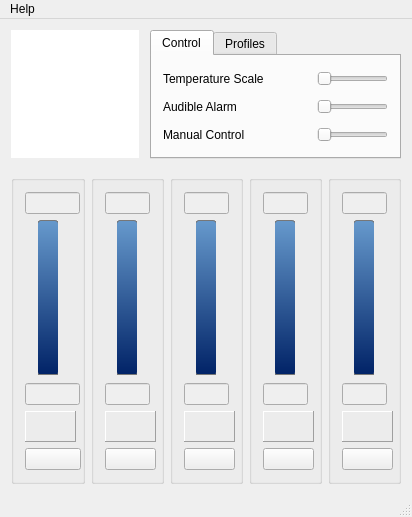
Old version of the form gui_mainwindow.ui in the repository Shub77/phoebetria-code.
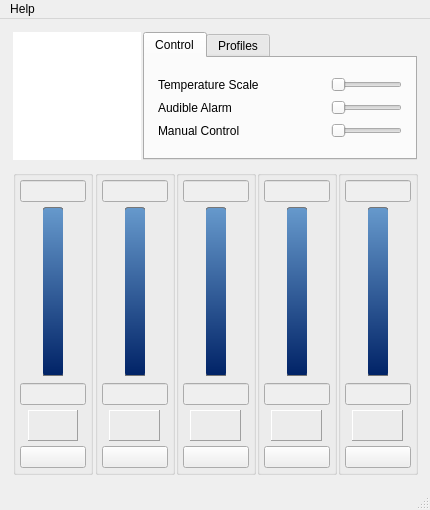
New version of the form. The open tabs and pages were chosen to show the change. Icons and pictures are not drawn.

Diff of the .ui file:
```diff
--- a/gui_mainwindow.ui
+++ b/gui_mainwindow.ui
@@ -6,20 +6,20 @@
    <rect>
     <x>0</x>
     <y>0</y>
-    <width>412</width>
-    <height>517</height>
+    <width>430</width>
+    <height>510</height>
    </rect>
   </property>
   <property name="sizePolicy">
-   <sizepolicy hsizetype="MinimumExpanding" vsizetype="MinimumExpanding">
+   <sizepolicy hsizetype="Expanding" vsizetype="Expanding">
     <horstretch>0</horstretch>
     <verstretch>0</verstretch>
    </sizepolicy>
   </property>
   <property name="minimumSize">
    <size>
-    <width>409</width>
-    <height>487</height>
+    <width>430</width>
+    <height>510</height>
    </size>
   </property>
   <property name="windowTitle">
@@ -35,15 +35,17 @@
   <widget class="QWidget" name="centralWidget">
    <layout class="QVBoxLayout" name="verticalLayout_9">
     <item>
-     <layout class="QHBoxLayout" name="horizontalLayout_22">
-      <item>
-       <layout class="QHBoxLayout" name="horizontalLayout_20">
-        <item>
-         <layout class="QVBoxLayout" name="verticalLayout_6">
+     <layout class="QHBoxLayout" name="horizontalLayout_12">
+      <property name="spacing">
+       <number>2</number>
+      </property>
+      <property name="margin">
+       <number>2</number>
+      </property>
           <item>
            <widget class="QGraphicsView" name="ctrl_logoAndStatus">
             <property name="sizePolicy">
-             <sizepolicy hsizetype="Fixed" vsizetype="Fixed">
+         <sizepolicy hsizetype="Minimum" vsizetype="Minimum">
               <horstretch>0</horstretch>
               <verstretch>0</verstretch>
              </sizepolicy>
@@ -78,55 +80,17 @@
            </widget>
           </item>
           <item>
-           <spacer name="verticalSpacer">
-            <property name="orientation">
-             <enum>Qt::Vertical</enum>
-            </property>
-            <property name="sizeType">
-             <enum>QSizePolicy::Fixed</enum>
-            </property>
-            <property name="sizeHint" stdset="0">
-             <size>
-              <width>20</width>
-              <height>10</height>
-             </size>
-            </property>
-           </spacer>
-          </item>
-         </layout>
-        </item>
-        <item>
-         <spacer name="horizontalSpacer">
-          <property name="orientation">
-           <enum>Qt::Horizontal</enum>
-          </property>
-          <property name="sizeType">
-           <enum>QSizePolicy::Fixed</enum>
-          </property>
-          <property name="sizeHint" stdset="0">
-           <size>
-            <width>5</width>
-            <height>20</height>
-           </size>
-          </property>
-         </spacer>
-        </item>
-       </layout>
-      </item>
-      <item>
-       <layout class="QVBoxLayout" name="verticalLayout_8">
-        <item>
          <widget class="QTabWidget" name="tabWidget">
           <property name="sizePolicy">
            <sizepolicy hsizetype="Expanding" vsizetype="Fixed">
             <horstretch>0</horstretch>
-            <verstretch>129</verstretch>
+          <verstretch>128</verstretch>
            </sizepolicy>
           </property>
           <property name="minimumSize">
            <size>
             <width>0</width>
-            <height>129</height>
+          <height>128</height>
            </size>
           </property>
           <property name="currentIndex">
@@ -138,6 +102,14 @@
            </attribute>
            <layout class="QVBoxLayout" name="verticalLayout_7">
             <item>
+           <layout class="QVBoxLayout" name="verticalLayout_14">
+            <property name="spacing">
+             <number>2</number>
+            </property>
+            <property name="margin">
+             <number>2</number>
+            </property>
+            <item>
              <layout class="QHBoxLayout" name="horizontalLayout">
               <item>
                <widget class="QLabel" name="label">
@@ -482,6 +454,8 @@
              </layout>
             </item>
            </layout>
+          </item>
+         </layout>
           </widget>
           <widget class="QWidget" name="tab_2">
            <attribute name="title">
@@ -545,28 +519,16 @@
           </widget>
          </widget>
         </item>
-        <item>
-         <spacer name="verticalSpacer_2">
-          <property name="orientation">
-           <enum>Qt::Vertical</enum>
-          </property>
-          <property name="sizeType">
-           <enum>QSizePolicy::Fixed</enum>
-          </property>
-          <property name="sizeHint" stdset="0">
-           <size>
-            <width>20</width>
-            <height>10</height>
-           </size>
-          </property>
-         </spacer>
-        </item>
-       </layout>
-      </item>
      </layout>
     </item>
     <item>
      <layout class="QHBoxLayout" name="horizontalLayout_17">
+      <property name="spacing">
+       <number>2</number>
+      </property>
+      <property name="margin">
+       <number>2</number>
+      </property>
       <item>
        <widget class="QGroupBox" name="groupBox_2">
         <property name="sizePolicy">
@@ -577,7 +539,7 @@
         </property>
         <property name="minimumSize">
          <size>
-          <width>0</width>
+          <width>80</width>
           <height>290</height>
          </size>
         </property>
@@ -593,6 +555,22 @@
          <string/>
         </property>
         <layout class="QVBoxLayout" name="verticalLayout">
+         <property name="spacing">
+          <number>2</number>
+         </property>
+         <property name="margin">
+          <number>2</number>
+         </property>
+         <item>
+          <layout class="QVBoxLayout" name="verticalLayout_8">
+           <property name="spacing">
+            <number>5</number>
+           </property>
+           <property name="margin">
+            <number>2</number>
+           </property>
+           <item>
+            <layout class="QHBoxLayout" name="horizontalLayout_2">
          <item>
           <widget class="QLineEdit" name="ctrl_probe1Temp">
            <property name="enabled">
@@ -621,21 +599,10 @@
            </property>
           </widget>
          </item>
-         <item>
-          <layout class="QHBoxLayout" name="horizontalLayout_4">
-           <item>
-            <spacer name="horizontalSpacer_6">
-             <property name="orientation">
-              <enum>Qt::Horizontal</enum>
-             </property>
-             <property name="sizeHint" stdset="0">
-              <size>
-               <width>40</width>
-               <height>20</height>
-              </size>
-             </property>
-            </spacer>
+            </layout>
            </item>
+           <item>
+            <layout class="QHBoxLayout" name="horizontalLayout_13">
            <item>
             <widget class="QSlider" name="ctrl_channel1speedSlider">
              <property name="enabled">
@@ -650,7 +617,7 @@
              <property name="minimumSize">
               <size>
                <width>0</width>
-               <height>150</height>
+                 <height>80</height>
               </size>
              </property>
              <property name="styleSheet">
@@ -701,19 +668,6 @@
              </property>
             </widget>
            </item>
-           <item>
-            <spacer name="horizontalSpacer_7">
-             <property name="orientation">
-              <enum>Qt::Horizontal</enum>
-             </property>
-             <property name="sizeHint" stdset="0">
-              <size>
-               <width>40</width>
-               <height>20</height>
-              </size>
-             </property>
-            </spacer>
-           </item>
           </layout>
          </item>
          <item>
@@ -733,6 +687,8 @@
           </spacer>
          </item>
          <item>
+            <layout class="QHBoxLayout" name="horizontalLayout_22">
+             <item>
           <widget class="QLineEdit" name="ctrl_channel1speed">
            <property name="enabled">
             <bool>false</bool>
@@ -763,24 +719,13 @@
            </property>
           </widget>
          </item>
+            </layout>
+           </item>
          <item>
           <layout class="QHBoxLayout" name="horizontalLayout_3">
            <property name="spacing">
             <number>0</number>
            </property>
-           <item>
-            <spacer name="horizontalSpacer_2">
-             <property name="orientation">
-              <enum>Qt::Horizontal</enum>
-             </property>
-             <property name="sizeHint" stdset="0">
-              <size>
-               <width>5</width>
-               <height>20</height>
-              </size>
-             </property>
-            </spacer>
-           </item>
            <item>
             <widget class="QLabel" name="label_9">
              <property name="sizePolicy">
@@ -791,7 +736,7 @@
              </property>
              <property name="minimumSize">
               <size>
-               <width>51</width>
+                 <width>50</width>
                <height>30</height>
               </size>
              </property>
@@ -823,25 +768,15 @@
              <property name="alignment">
               <set>Qt::AlignCenter</set>
              </property>
-            </widget>
-           </item>
-           <item>
-            <spacer name="horizontalSpacer_3">
-             <property name="orientation">
-              <enum>Qt::Horizontal</enum>
-             </property>
-             <property name="sizeHint" stdset="0">
-              <size>
-               <width>5</width>
-               <height>20</height>
-              </size>
-             </property>
-            </spacer>
-           </item>
+               <property name="indent">
+                <number>0</number>
+               </property>
+              </widget>
+             </item>
           </layout>
          </item>
          <item>
-          <layout class="QHBoxLayout" name="horizontalLayout_2">
+            <layout class="QHBoxLayout" name="horizontalLayout_23">
            <item>
             <widget class="QPushButton" name="ctrl_channel1AlarmTemp">
              <property name="sizePolicy">
@@ -867,6 +802,8 @@
           </layout>
          </item>
         </layout>
+         </item>
+        </layout>
        </widget>
       </item>
       <item>
@@ -879,7 +816,7 @@
         </property>
         <property name="minimumSize">
          <size>
-          <width>0</width>
+          <width>80</width>
           <height>290</height>
          </size>
         </property>
@@ -890,6 +827,22 @@
          <string/>
         </property>
         <layout class="QVBoxLayout" name="verticalLayout_4">
+         <property name="spacing">
+          <number>2</number>
+         </property>
+         <property name="margin">
+          <number>2</number>
+         </property>
+         <item>
+          <layout class="QVBoxLayout" name="verticalLayout_6">
+           <property name="spacing">
+            <number>5</number>
+           </property>
+           <property name="margin">
+            <number>2</number>
+           </property>
+           <item>
+            <layout class="QHBoxLayout" name="horizontalLayout_4">
          <item>
           <widget class="QLineEdit" name="ctrl_probe2Temp">
            <property name="enabled">
@@ -906,21 +859,10 @@
            </property>
           </widget>
          </item>
+            </layout>
+           </item>
          <item>
           <layout class="QHBoxLayout" name="horizontalLayout_11">
-           <item>
-            <spacer name="horizontalSpacer_24">
-             <property name="orientation">
-              <enum>Qt::Horizontal</enum>
-             </property>
-             <property name="sizeHint" stdset="0">
-              <size>
-               <width>18</width>
-               <height>20</height>
-              </size>
-             </property>
-            </spacer>
-           </item>
            <item>
             <widget class="QSlider" name="ctrl_channel2speedSlider">
              <property name="enabled">
@@ -935,7 +877,7 @@
              <property name="minimumSize">
               <size>
                <width>0</width>
-               <height>150</height>
+                 <height>80</height>
               </size>
              </property>
              <property name="styleSheet">
@@ -986,19 +928,6 @@
              </property>
             </widget>
            </item>
-           <item>
-            <spacer name="horizontalSpacer_25">
-             <property name="orientation">
-              <enum>Qt::Horizontal</enum>
-             </property>
-             <property name="sizeHint" stdset="0">
-              <size>
-               <width>18</width>
-               <height>20</height>
-              </size>
-             </property>
-            </spacer>
-           </item>
           </layout>
          </item>
          <item>
@@ -1018,6 +947,8 @@
           </spacer>
          </item>
          <item>
+            <layout class="QHBoxLayout" name="horizontalLayout_24">
+             <item>
           <widget class="QLineEdit" name="ctrl_channel2speed">
            <property name="enabled">
             <bool>false</bool>
@@ -1033,21 +964,10 @@
            </property>
           </widget>
          </item>
-         <item>
-          <layout class="QHBoxLayout" name="horizontalLayout_12">
-           <item>
-            <spacer name="horizontalSpacer_22">
-             <property name="orientation">
-              <enum>Qt::Horizontal</enum>
-             </property>
-             <property name="sizeHint" stdset="0">
-              <size>
-               <width>10</width>
-               <height>20</height>
-              </size>
-             </property>
-            </spacer>
+            </layout>
            </item>
+           <item>
+            <layout class="QHBoxLayout" name="horizontalLayout_20">
            <item>
             <widget class="QLabel" name="label_6">
              <property name="sizePolicy">
@@ -1087,38 +1007,15 @@
              <property name="alignment">
               <set>Qt::AlignCenter</set>
              </property>
-            </widget>
-           </item>
-           <item>
-            <spacer name="horizontalSpacer_23">
-             <property name="orientation">
-              <enum>Qt::Horizontal</enum>
-             </property>
-             <property name="sizeHint" stdset="0">
-              <size>
-               <width>10</width>
-               <height>20</height>
-              </size>
-             </property>
-            </spacer>
-           </item>
+               <property name="indent">
+                <number>0</number>
+               </property>
+              </widget>
+             </item>
           </layout>
          </item>
          <item>
-          <layout class="QHBoxLayout" name="horizontalLayout_13">
-           <item>
-            <spacer name="horizontalSpacer_20">
-             <property name="orientation">
-              <enum>Qt::Horizontal</enum>
-             </property>
-             <property name="sizeHint" stdset="0">
-              <size>
-               <width>18</width>
-               <height>20</height>
-              </size>
-             </property>
-            </spacer>
-           </item>
+            <layout class="QHBoxLayout" name="horizontalLayout_25">
            <item>
             <widget class="QPushButton" name="ctrl_channel2AlarmTemp">
              <property name="sizePolicy">
@@ -1141,18 +1038,7 @@
              </property>
             </widget>
            </item>
-           <item>
-            <spacer name="horizontalSpacer_21">
-             <property name="orientation">
-              <enum>Qt::Horizontal</enum>
-             </property>
-             <property name="sizeHint" stdset="0">
-              <size>
-               <width>18</width>
-               <height>20</height>
-              </size>
-             </property>
-            </spacer>
+            </layout>
            </item>
           </layout>
          </item>
@@ -1169,7 +1055,7 @@
         </property>
         <property name="minimumSize">
          <size>
-          <width>0</width>
+          <width>80</width>
           <height>290</height>
          </size>
         </property>
@@ -1180,6 +1066,22 @@
          <string/>
         </property>
         <layout class="QVBoxLayout" name="verticalLayout_2">
+         <property name="spacing">
+          <number>2</number>
+         </property>
+         <property name="margin">
+          <number>2</number>
+         </property>
+         <item>
+          <layout class="QVBoxLayout" name="verticalLayout_10">
+           <property name="spacing">
+            <number>5</number>
+           </property>
+           <property name="margin">
+            <number>2</number>
+           </property>
+           <item>
+            <layout class="QHBoxLayout" name="horizontalLayout_6">
          <item>
           <widget class="QLineEdit" name="ctrl_probe3Temp">
            <property name="enabled">
@@ -1196,21 +1098,10 @@
            </property>
           </widget>
          </item>
-         <item>
-          <layout class="QHBoxLayout" name="horizontalLayout_7">
-           <item>
-            <spacer name="horizontalSpacer_12">
-             <property name="orientation">
-              <enum>Qt::Horizontal</enum>
-             </property>
-             <property name="sizeHint" stdset="0">
-              <size>
-               <width>18</width>
-               <height>20</height>
-              </size>
-             </property>
-            </spacer>
+            </layout>
            </item>
+           <item>
+            <layout class="QHBoxLayout" name="horizontalLayout_5">
            <item>
             <widget class="QSlider" name="ctrl_channel3speedSlider">
              <property name="enabled">
@@ -1225,7 +1116,7 @@
              <property name="minimumSize">
               <size>
                <width>0</width>
-               <height>150</height>
+                 <height>80</height>
               </size>
              </property>
              <property name="styleSheet">
@@ -1276,19 +1167,6 @@
              </property>
             </widget>
            </item>
-           <item>
-            <spacer name="horizontalSpacer_13">
-             <property name="orientation">
-              <enum>Qt::Horizontal</enum>
-             </property>
-             <property name="sizeHint" stdset="0">
-              <size>
-               <width>18</width>
-               <height>20</height>
-              </size>
-             </property>
-            </spacer>
-           </item>
           </layout>
          </item>
          <item>
@@ -1308,6 +1186,8 @@
           </spacer>
          </item>
          <item>
+            <layout class="QHBoxLayout" name="horizontalLayout_7">
+             <item>
           <widget class="QLineEdit" name="ctrl_channel3speed">
            <property name="enabled">
             <bool>false</bool>
@@ -1323,21 +1203,10 @@
            </property>
           </widget>
          </item>
-         <item>
-          <layout class="QHBoxLayout" name="horizontalLayout_6">
-           <item>
-            <spacer name="horizontalSpacer_8">
-             <property name="orientation">
-              <enum>Qt::Horizontal</enum>
-             </property>
-             <property name="sizeHint" stdset="0">
-              <size>
-               <width>10</width>
-               <height>20</height>
-              </size>
-             </property>
-            </spacer>
+            </layout>
            </item>
+           <item>
+            <layout class="QHBoxLayout" name="horizontalLayout_26">
            <item>
             <widget class="QLabel" name="label_7">
              <property name="sizePolicy">
@@ -1377,38 +1246,15 @@
              <property name="alignment">
               <set>Qt::AlignCenter</set>
              </property>
-            </widget>
-           </item>
-           <item>
-            <spacer name="horizontalSpacer_9">
-             <property name="orientation">
-              <enum>Qt::Horizontal</enum>
-             </property>
-             <property name="sizeHint" stdset="0">
-              <size>
-               <width>10</width>
-               <height>20</height>
-              </size>
-             </property>
-            </spacer>
-           </item>
+               <property name="indent">
+                <number>0</number>
+               </property>
+              </widget>
+             </item>
           </layout>
          </item>
          <item>
-          <layout class="QHBoxLayout" name="horizontalLayout_5">
-           <item>
-            <spacer name="horizontalSpacer_10">
-             <property name="orientation">
-              <enum>Qt::Horizontal</enum>
-             </property>
-             <property name="sizeHint" stdset="0">
-              <size>
-               <width>18</width>
-               <height>20</height>
-              </size>
-             </property>
-            </spacer>
-           </item>
+            <layout class="QHBoxLayout" name="horizontalLayout_27">
            <item>
             <widget class="QPushButton" name="ctrl_channel3AlarmTemp">
              <property name="sizePolicy">
@@ -1431,18 +1277,7 @@
              </property>
             </widget>
            </item>
-           <item>
-            <spacer name="horizontalSpacer_11">
-             <property name="orientation">
-              <enum>Qt::Horizontal</enum>
-             </property>
-             <property name="sizeHint" stdset="0">
-              <size>
-               <width>18</width>
-               <height>20</height>
-              </size>
-             </property>
-            </spacer>
+            </layout>
            </item>
           </layout>
          </item>
@@ -1459,7 +1294,7 @@
         </property>
         <property name="minimumSize">
          <size>
-          <width>0</width>
+          <width>80</width>
           <height>290</height>
          </size>
         </property>
@@ -1470,6 +1305,22 @@
          <string/>
         </property>
         <layout class="QVBoxLayout" name="verticalLayout_5">
+         <property name="spacing">
+          <number>2</number>
+         </property>
+         <property name="margin">
+          <number>2</number>
+         </property>
+         <item>
+          <layout class="QVBoxLayout" name="verticalLayout_11">
+           <property name="spacing">
+            <number>5</number>
+           </property>
+           <property name="margin">
+            <number>2</number>
+           </property>
+           <item>
+            <layout class="QHBoxLayout" name="horizontalLayout_15">
          <item>
           <widget class="QLineEdit" name="ctrl_probe4Temp">
            <property name="enabled">
@@ -1486,21 +1337,10 @@
            </property>
           </widget>
          </item>
+            </layout>
+           </item>
          <item>
           <layout class="QHBoxLayout" name="horizontalLayout_14">
-           <item>
-            <spacer name="horizontalSpacer_30">
-             <property name="orientation">
-              <enum>Qt::Horizontal</enum>
-             </property>
-             <property name="sizeHint" stdset="0">
-              <size>
-               <width>18</width>
-               <height>20</height>
-              </size>
-             </property>
-            </spacer>
-           </item>
            <item>
             <widget class="QSlider" name="ctrl_channel4speedSlider">
              <property name="enabled">
@@ -1515,7 +1355,7 @@
              <property name="minimumSize">
               <size>
                <width>0</width>
-               <height>150</height>
+                 <height>80</height>
               </size>
              </property>
              <property name="styleSheet">
@@ -1566,19 +1406,6 @@
              </property>
             </widget>
            </item>
-           <item>
-            <spacer name="horizontalSpacer_31">
-             <property name="orientation">
-              <enum>Qt::Horizontal</enum>
-             </property>
-             <property name="sizeHint" stdset="0">
-              <size>
-               <width>18</width>
-               <height>20</height>
-              </size>
-             </property>
-            </spacer>
-           </item>
           </layout>
          </item>
          <item>
@@ -1598,6 +1425,8 @@
           </spacer>
          </item>
          <item>
+            <layout class="QHBoxLayout" name="horizontalLayout_16">
+             <item>
           <widget class="QLineEdit" name="ctrl_channel4speed">
            <property name="enabled">
             <bool>false</bool>
@@ -1613,21 +1442,10 @@
            </property>
           </widget>
          </item>
-         <item>
-          <layout class="QHBoxLayout" name="horizontalLayout_15">
-           <item>
-            <spacer name="horizontalSpacer_28">
-             <property name="orientation">
-              <enum>Qt::Horizontal</enum>
-             </property>
-             <property name="sizeHint" stdset="0">
-              <size>
-               <width>10</width>
-               <height>20</height>
-              </size>
-             </property>
-            </spacer>
+            </layout>
            </item>
+           <item>
+            <layout class="QHBoxLayout" name="horizontalLayout_28">
            <item>
             <widget class="QLabel" name="label_5">
              <property name="sizePolicy">
@@ -1667,38 +1485,15 @@
              <property name="alignment">
               <set>Qt::AlignCenter</set>
              </property>
-            </widget>
-           </item>
-           <item>
-            <spacer name="horizontalSpacer_29">
-             <property name="orientation">
-              <enum>Qt::Horizontal</enum>
-             </property>
-             <property name="sizeHint" stdset="0">
-              <size>
-               <width>10</width>
-               <height>20</height>
-              </size>
-             </property>
-            </spacer>
-           </item>
+               <property name="indent">
+                <number>0</number>
+               </property>
+              </widget>
+             </item>
           </layout>
          </item>
          <item>
-          <layout class="QHBoxLayout" name="horizontalLayout_16">
-           <item>
-            <spacer name="horizontalSpacer_26">
-             <property name="orientation">
-              <enum>Qt::Horizontal</enum>
-             </property>
-             <property name="sizeHint" stdset="0">
-              <size>
-               <width>18</width>
-               <height>20</height>
-              </size>
-             </property>
-            </spacer>
-           </item>
+            <layout class="QHBoxLayout" name="horizontalLayout_29">
            <item>
             <widget class="QPushButton" name="ctrl_channel4AlarmTemp">
              <property name="sizePolicy">
@@ -1721,18 +1516,7 @@
              </property>
             </widget>
            </item>
-           <item>
-            <spacer name="horizontalSpacer_27">
-             <property name="orientation">
-              <enum>Qt::Horizontal</enum>
-             </property>
-             <property name="sizeHint" stdset="0">
-              <size>
-               <width>18</width>
-               <height>20</height>
-              </size>
-             </property>
-            </spacer>
+            </layout>
            </item>
           </layout>
          </item>
@@ -1749,7 +1533,7 @@
         </property>
         <property name="minimumSize">
          <size>
-          <width>0</width>
+          <width>80</width>
           <height>290</height>
          </size>
         </property>
@@ -1760,6 +1544,22 @@
          <string/>
         </property>
         <layout class="QVBoxLayout" name="verticalLayout_3">
+         <property name="spacing">
+          <number>2</number>
+         </property>
+         <property name="margin">
+          <number>2</number>
+         </property>
+         <item>
+          <layout class="QVBoxLayout" name="verticalLayout_12">
+           <property name="spacing">
+            <number>5</number>
+           </property>
+           <property name="margin">
+            <number>2</number>
+           </property>
+           <item>
+            <layout class="QHBoxLayout" name="horizontalLayout_31">
          <item>
           <widget class="QLineEdit" name="ctrl_probe5Temp">
            <property name="enabled">
@@ -1776,21 +1576,10 @@
            </property>
           </widget>
          </item>
-         <item>
-          <layout class="QHBoxLayout" name="horizontalLayout_8">
-           <item>
-            <spacer name="horizontalSpacer_18">
-             <property name="orientation">
-              <enum>Qt::Horizontal</enum>
-             </property>
-             <property name="sizeHint" stdset="0">
-              <size>
-               <width>18</width>
-               <height>20</height>
-              </size>
-             </property>
-            </spacer>
+            </layout>
            </item>
+           <item>
+            <layout class="QHBoxLayout" name="horizontalLayout_30">
            <item>
             <widget class="QSlider" name="ctrl_channel5speedSlider">
              <property name="enabled">
@@ -1805,7 +1594,7 @@
              <property name="minimumSize">
               <size>
                <width>0</width>
-               <height>150</height>
+                 <height>80</height>
               </size>
              </property>
              <property name="styleSheet">
@@ -1856,19 +1645,6 @@
              </property>
             </widget>
            </item>
-           <item>
-            <spacer name="horizontalSpacer_19">
-             <property name="orientation">
-              <enum>Qt::Horizontal</enum>
-             </property>
-             <property name="sizeHint" stdset="0">
-              <size>
-               <width>18</width>
-               <height>20</height>
-              </size>
-             </property>
-            </spacer>
-           </item>
           </layout>
          </item>
          <item>
@@ -1888,6 +1664,8 @@
           </spacer>
          </item>
          <item>
+            <layout class="QHBoxLayout" name="horizontalLayout_32">
+             <item>
           <widget class="QLineEdit" name="ctrl_channel5speed">
            <property name="enabled">
             <bool>false</bool>
@@ -1903,21 +1681,10 @@
            </property>
           </widget>
          </item>
-         <item>
-          <layout class="QHBoxLayout" name="horizontalLayout_9">
-           <item>
-            <spacer name="horizontalSpacer_16">
-             <property name="orientation">
-              <enum>Qt::Horizontal</enum>
-             </property>
-             <property name="sizeHint" stdset="0">
-              <size>
-               <width>10</width>
-               <height>20</height>
-              </size>
-             </property>
-            </spacer>
+            </layout>
            </item>
+           <item>
+            <layout class="QHBoxLayout" name="horizontalLayout_33">
            <item>
             <widget class="QLabel" name="label_8">
              <property name="sizePolicy">
@@ -1957,38 +1724,15 @@
              <property name="alignment">
               <set>Qt::AlignCenter</set>
              </property>
-            </widget>
-           </item>
-           <item>
-            <spacer name="horizontalSpacer_17">
-             <property name="orientation">
-              <enum>Qt::Horizontal</enum>
-             </property>
-             <property name="sizeHint" stdset="0">
-              <size>
-               <width>10</width>
-               <height>20</height>
-              </size>
-             </property>
-            </spacer>
-           </item>
+               <property name="indent">
+                <number>0</number>
+               </property>
+              </widget>
+             </item>
           </layout>
          </item>
          <item>
-          <layout class="QHBoxLayout" name="horizontalLayout_10">
-           <item>
-            <spacer name="horizontalSpacer_14">
-             <property name="orientation">
-              <enum>Qt::Horizontal</enum>
-             </property>
-             <property name="sizeHint" stdset="0">
-              <size>
-               <width>18</width>
-               <height>20</height>
-              </size>
-             </property>
-            </spacer>
-           </item>
+            <layout class="QHBoxLayout" name="horizontalLayout_34">
            <item>
             <widget class="QPushButton" name="ctrl_channel5AlarmTemp">
              <property name="sizePolicy">
@@ -2011,18 +1755,7 @@
              </property>
             </widget>
            </item>
-           <item>
-            <spacer name="horizontalSpacer_15">
-             <property name="orientation">
-              <enum>Qt::Horizontal</enum>
-             </property>
-             <property name="sizeHint" stdset="0">
-              <size>
-               <width>18</width>
-               <height>20</height>
-              </size>
-             </property>
-            </spacer>
+            </layout>
            </item>
           </layout>
          </item>
@@ -2038,8 +1771,8 @@
     <rect>
      <x>0</x>
      <y>0</y>
-     <width>412</width>
-     <height>21</height>
+     <width>430</width>
+     <height>22</height>
     </rect>
    </property>
    <widget class="QMenu" name="menuHelp">
```
Left out of the diff: 10 changed lines with no effect on the pictures. Lines whose indentation alone changed are shown as unchanged.
